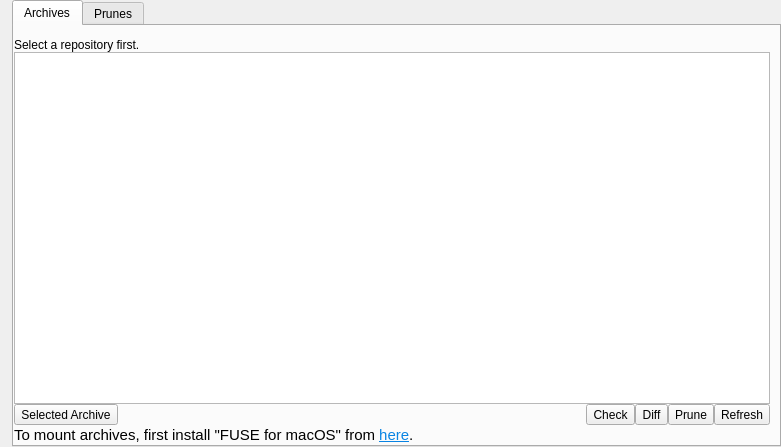
This is src/vorta/assets/UI/archivetab.ui in borgbase/vorta as Qt 5 draws it before an edit. The edited form follows.
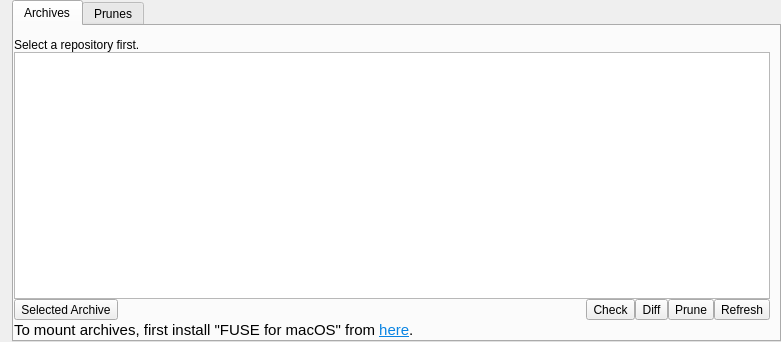
This is the edited form. The open tabs and pages were chosen to show the change.

Commit message: Add right margin

What changed in the file:
```diff
--- a/src/vorta/assets/UI/archivetab.ui
+++ b/src/vorta/assets/UI/archivetab.ui
@@ -7,7 +7,7 @@
     <x>0</x>
     <y>0</y>
     <width>781</width>
-    <height>447</height>
+    <height>342</height>
    </rect>
   </property>
   <property name="windowTitle">
```
Left out of the diff: 2 changed lines with no effect on the pictures.
